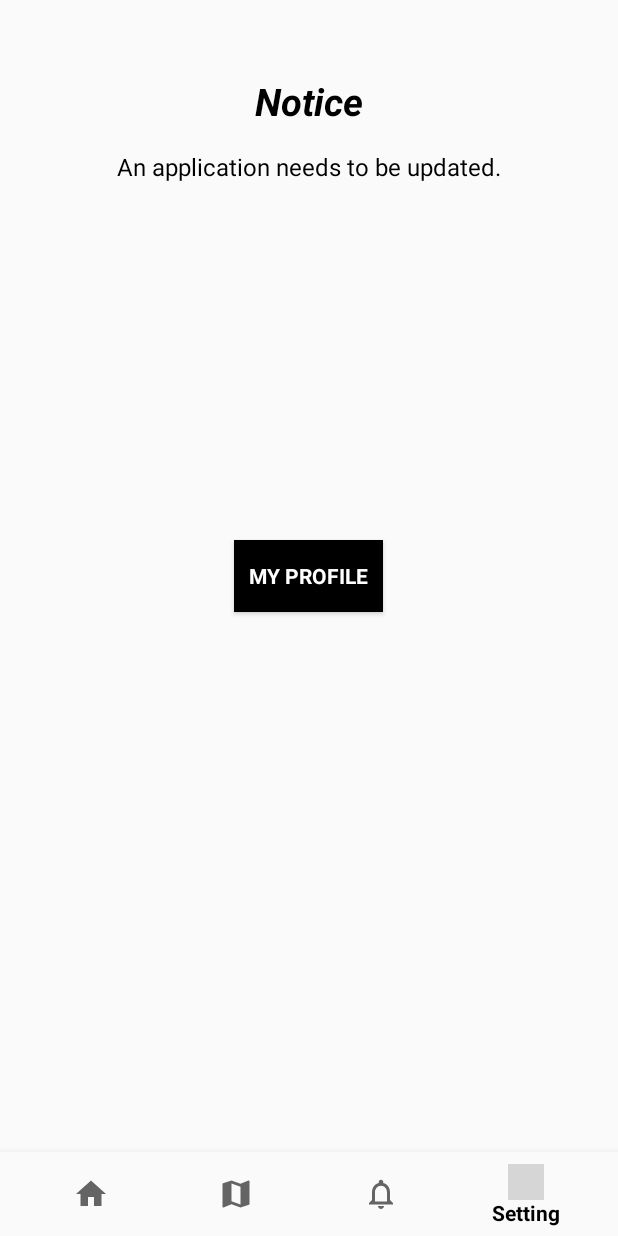
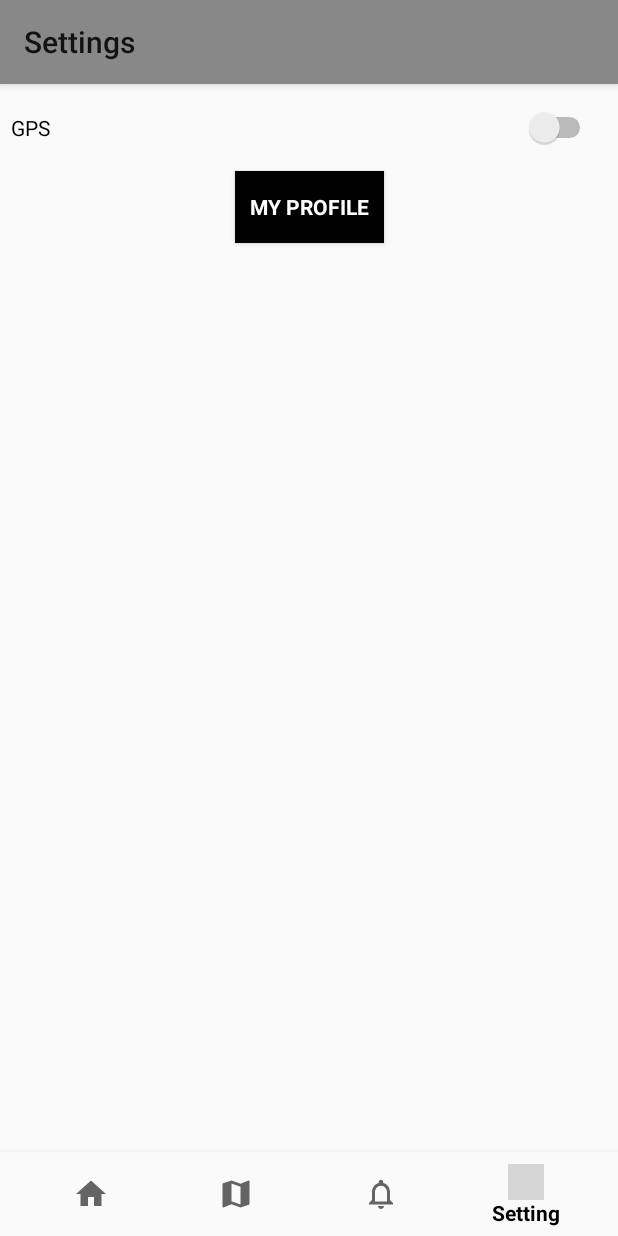
Before and after one commit to arczhh/diseasetracker, an Android app: the screen it shows after launch once a user with an empty profile is signed in (MainActivity), item 4 of the bottom bar chosen, on a phone screen of 412 x 824 dp. Run offline under Robolectric (Android 15) with nearby library versions, the phone set to English and light mode, and no system bars; our stand-ins replace Firebase (no records; nobody signed in at launch, a user with empty details on screens opened directly); libraries missing offline, so code that uses them is left out: com.jakewharton.threetenabp; Roboto replaces fonts that are not available here; 2 statements that could not run were skipped; grey boxes are pictures that could not be loaded.

Commit message:
Update fragment_setting.xml
ford layout design

```diff
--- a/app/src/main/res/menu/fragment_setting.xml
+++ b/app/src/main/res/menu/fragment_setting.xml
@@ -1,29 +1,35 @@
-<RelativeLayout xmlns:android="http://schemas.android.com/apk/res/android"
+<?xml version="1.0" encoding="utf-8"?>
+<androidx.constraintlayout.widget.ConstraintLayout xmlns:android="http://schemas.android.com/apk/res/android"
+    xmlns:app="http://schemas.android.com/apk/res-auto"
     xmlns:tools="http://schemas.android.com/tools"
     android:layout_width="match_parent"
     android:layout_height="match_parent"
-    >
+    tools:context=".Setting">
 
-    <TextView
-        android:id="@+id/simpleTextView"
-        android:layout_width="wrap_content"
+    <androidx.appcompat.widget.Toolbar
+        android:id="@+id/toolbar2"
+        android:layout_width="match_parent"
         android:layout_height="wrap_content"
-        android:layout_centerHorizontal="true"
-        android:text="Notice"
-        android:textColor="#000"
-        android:textSize="25sp"
-        android:textStyle="bold|italic"
-        android:layout_marginTop="50dp"/>
+        android:background="#888888"
+        android:elevation="4dp"
+        android:minHeight="?attr/actionBarSize"
+        android:textAlignment="center"
+        android:theme="?attr/actionBarTheme"
+        app:layout_constraintEnd_toEndOf="parent"
+        app:layout_constraintHorizontal_bias="1.0"
+        app:layout_constraintStart_toStartOf="parent"
+        app:layout_constraintTop_toTopOf="parent"
+        app:title="Settings" />
 
-    <TextView
-        android:id="@+id/descTextView"
-        android:layout_width="wrap_content"
-        android:layout_height="wrap_content"
-        android:layout_centerHorizontal="true"
-        android:text="An application needs to be updated."
-        android:textColor="#000"
-        android:textSize="16sp"
-        android:layout_marginTop="100dp"/>
+    <Switch
+        android:id="@+id/switch1"
+        android:layout_width="390dp"
+        android:layout_height="58dp"
+        android:text="GPS"
+        app:layout_constraintEnd_toEndOf="parent"
+        app:layout_constraintHorizontal_bias="0.333"
+        app:layout_constraintStart_toStartOf="parent"
+        app:layout_constraintTop_toBottomOf="@+id/toolbar2" />
 
     <Button
         android:id="@+id/myProfileBtn"
@@ -34,5 +40,9 @@
         android:padding="10dp"
         android:text="My profile"
         android:textColor="#fff"
-        android:textStyle="bold" />
-</RelativeLayout>
+        android:textStyle="bold"
+        app:layout_constraintEnd_toEndOf="parent"
+        app:layout_constraintStart_toStartOf="parent"
+        app:layout_constraintTop_toBottomOf="@+id/switch1" />
+
+</androidx.constraintlayout.widget.ConstraintLayout>
```
